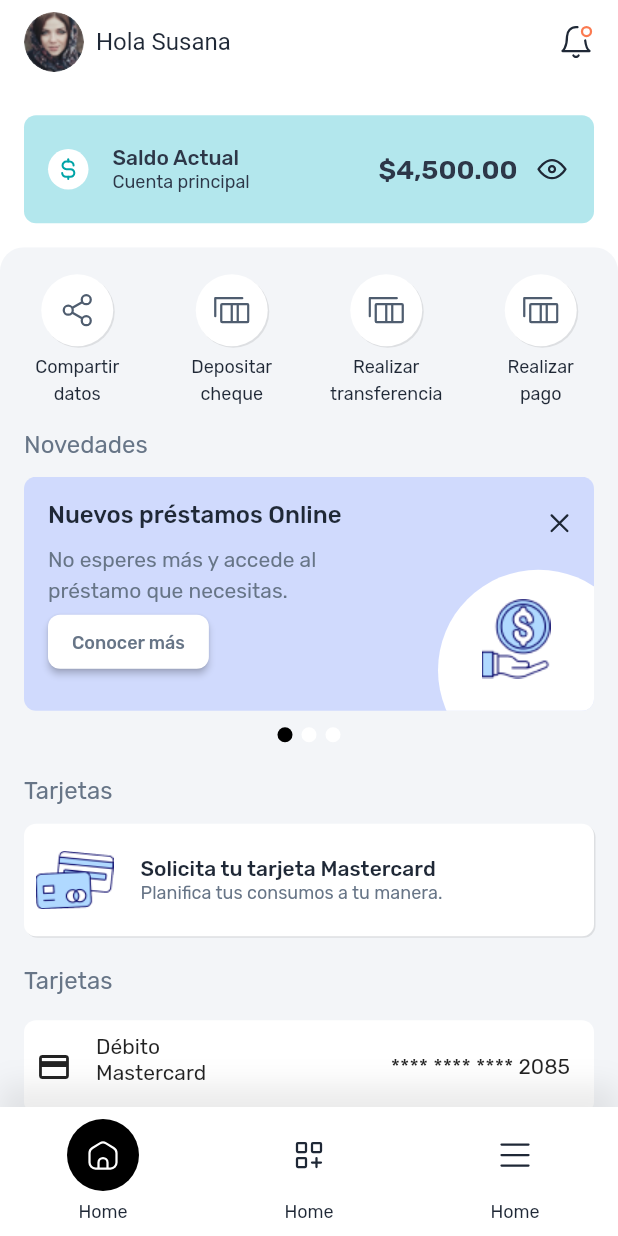
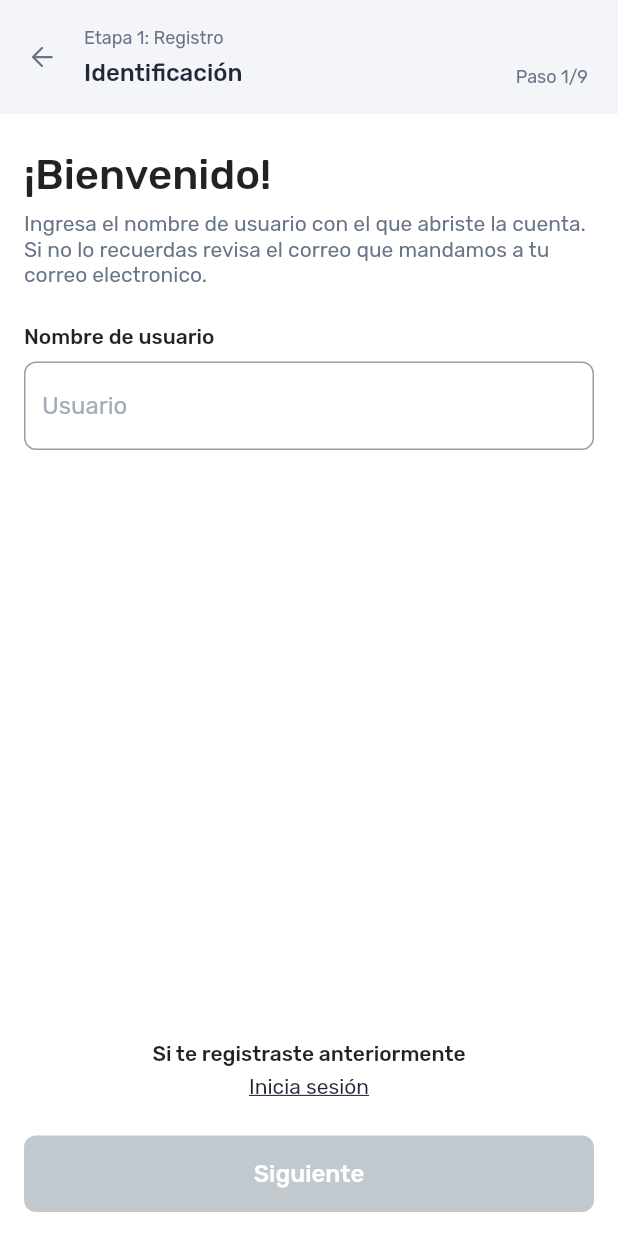
Before and after one commit to DCAccusys/facebank, a Flutter app: the screen it shows after launch, on a phone screen of 412 x 824 dp. Run offline on Flutter 3.47's test engine with Material 2 defaults, Android fonts, the phone set to English and light mode, and no system bars; drawn by our look-alikes of card_swiper; our stand-ins replace flutter_keyboard_visibility, flutter_svg, get, google_fonts.

Commit message:
Features - Register:   - Step 1 Completed

```diff
--- a/lib/main.dart
+++ b/lib/main.dart
@@ -1,4 +1,6 @@
 import 'package:facebank/src/config/themes/app_theme.dart';
+import 'package:facebank/src/presentation/pages/auth/register/register_binding.dart';
+import 'package:facebank/src/presentation/pages/auth/register/register_page.dart';
 import 'package:facebank/src/presentation/pages/home/home_binding.dart';
 import 'package:facebank/src/presentation/pages/home/home_page.dart';
 import 'package:flutter/material.dart';
@@ -13,8 +15,9 @@ class MyApp extends StatelessWidget {
     return GetMaterialApp(
       debugShowCheckedModeBanner: false,
       title: 'Facebank',
-      home: HomePage(),
-      initialBinding: HomeBinding(),
+      home: RegisterPage(),
+      // initialBinding: HomeBinding(),
+      initialBinding: RegisterBinding(),
       theme: AppTheme.light(context),
     );
   }
--- /dev/null
+++ b/lib/src/config/constants/colors.dart
@@ -0,0 +1,13 @@
+import 'package:flutter/material.dart';
+
+final textDefaultColor = Color(0xff1F2836);
+final textLighterColor = Color(0xff677587);
+final textDisabledColor = Color(0xffA1ACB7);
+
+final borderDefaultColor = Color(0xffDBE4ED);
+
+final cardPrimaryDefaultColor = Color(0xffB3E7ED);
+final aPrimaryDisabled = Color(0xffC1C8CE);
+final textOnbuttonDisabled = Color(0xffFFFFFF);
+
+final brandMain = Color(0xff15AFB9);
--- /dev/null
+++ b/lib/src/config/constants/fonts_styles.dart
@@ -0,0 +1,51 @@
+import 'package:flutter/cupertino.dart';
+
+class CustomFontStyle {
+  static text400Normal12px(Color textColor, {bool? letterSpacing}) => TextStyle(
+        fontSize: 12,
+        fontWeight: FontWeight.w400,
+        letterSpacing: letterSpacing ?? false ? 0.1 : null,
+        color: textColor,
+        fontStyle: FontStyle.normal,
+      );
+  static text400Normal14px(Color textColor,
+          {bool? letterSpacing, bool? withUnderline}) =>
+      TextStyle(
+        fontSize: 14,
+        fontWeight: FontWeight.w400,
+        letterSpacing: letterSpacing ?? false ? 0.1 : null,
+        color: textColor,
+        fontStyle: FontStyle.normal,
+        decoration: withUnderline ?? false ? TextDecoration.underline : null,
+      );
+  static text400Normal16px(Color textColor,
+          {bool? letterSpacing, bool? withUnderline}) =>
+      TextStyle(
+        fontSize: 16,
+        fontWeight: FontWeight.w400,
+        letterSpacing: letterSpacing ?? false ? 0.1 : null,
+        color: textColor,
+        fontStyle: FontStyle.normal,
+        decoration: withUnderline ?? false ? TextDecoration.underline : null,
+      );
+
+  static text500Normal16px(Color textColor, {bool? letterSpacing}) => TextStyle(
+        fontSize: 16,
+        fontWeight: FontWeight.w500,
+        fontStyle: FontStyle.normal,
+        color: textColor,
+      );
+
+  static text500Normal14px(Color textColor, {bool? letterSpacing}) => TextStyle(
+        fontSize: 14,
+        fontWeight: FontWeight.w500,
+        fontStyle: FontStyle.normal,
+        letterSpacing: letterSpacing ?? false ? 0.1 : null,
+      );
+
+  static text500Normal28px(Color textColor, {bool? letterSpacing}) => TextStyle(
+        fontSize: 28,
+        fontWeight: FontWeight.w500,
+        fontStyle: FontStyle.normal,
+      );
+}
--- a/lib/src/config/themes/app_theme.dart
+++ b/lib/src/config/themes/app_theme.dart
@@ -1,4 +1,4 @@
-import 'package:facebank/src/presentation/utils/common_functions.dart';
+import 'package:facebank/src/core/common_functions.dart';
 import 'package:flutter/material.dart';
 import 'package:google_fonts/google_fonts.dart';
 
--- a/lib/src/presentation/utils/common_functions.dart
+++ b/lib/src/core/common_functions.dart
@@ -27,4 +27,12 @@ class CommonFunctions {
     });
     return MaterialColor(color.value, swatch);
   }
+
+  bool isKeyboardVisible() {
+    if (WidgetsBinding.instance.window.viewInsets.bottom > 0.0) {
+      return true;
+    } else {
+      return false;
+    }
+  }
 }
--- /dev/null
+++ b/lib/src/core/fade_in_indexed_stack.dart
@@ -0,0 +1,56 @@
+import 'package:flutter/material.dart';
+
+class FadeIndexedStack extends StatefulWidget {
+  final int index;
+  final List<Widget> children;
+  final Duration duration;
+
+  const FadeIndexedStack({
+    Key? key,
+    required this.index,
+    required this.children,
+    this.duration = const Duration(
+      milliseconds: 800,
+    ),
+  }) : super(key: key);
+
+  @override
+  _FadeIndexedStackState createState() => _FadeIndexedStackState();
+}
+
+class _FadeIndexedStackState extends State<FadeIndexedStack>
+    with SingleTickerProviderStateMixin {
+  AnimationController? _controller;
+
+  @override
+  void didUpdateWidget(FadeIndexedStack oldWidget) {
+    if (widget.index != oldWidget.index) {
+      _controller?.forward(from: 0.0);
+    }
+    super.didUpdateWidget(oldWidget);
+  }
+
+  @override
+  void initState() {
+    _controller = AnimationController(vsync: this, duration: widget.duration);
+    _controller?.forward();
+    super.initState();
+  }
+
+  @override
+  void dispose() {
+    _controller?.dispose();
+    super.dispose();
+  }
+
+  @override
+  Widget build(BuildContext context) {
+    return FadeTransition(
+      opacity: _controller!,
+      child: IndexedStack(
+        index: widget.index,
+        children: widget.children,
+      ),
+    );
+  }
+}
--- /dev/null
+++ b/lib/src/presentation/pages/auth/register/register_binding.dart
@@ -0,0 +1,9 @@
+import 'package:facebank/src/presentation/pages/auth/register/register_controller.dart';
+import 'package:get/get.dart';
+
+class RegisterBinding implements Bindings {
+  @override
+  void dependencies() {
+    Get.lazyPut(() => RegisterController());
+  }
+}
--- /dev/null
+++ b/lib/src/presentation/pages/auth/register/register_controller.dart
@@ -0,0 +1,56 @@
+import 'package:flutter/cupertino.dart';
+import 'package:get/get.dart';
+import 'package:flutter_keyboard_visibility/flutter_keyboard_visibility.dart';
+import 'dart:async';
+
+class RegisterController extends GetxController {
+  late StreamSubscription<bool> keyboardSubscription;
+  RxBool isKeyboardVisible = false.obs;
+
+  /* INIT- Step1 Variables */
+  TextEditingController userNameInputText = new TextEditingController();
+  RxBool isNextButtonEnabled = false.obs;
+  /* END- Step1 Variables */
+
+  @override
+  void onReady() {
+    var keyboardVisibilityController = KeyboardVisibilityController();
+
+    keyboardVisibilityController.onChange.listen((bool visible) {
+      this.isKeyboardVisible.value = visible;
+    });
+
+    /* INIT- Step1 Listener */
+
+    userNameInputText.addListener(() {
+      this.isNextButtonEnabled.value = this.userNameInputText.text.length != 0;
+    });
+
+    /* END- Step1 Listener */
+    super.onReady();
+  }
+
+  @override
+  void onClose() {
+    userNameInputText.dispose();
+    keyboardSubscription.cancel();
+    super.onClose();
+  }
+
+  // Common functions
+  void backButtonClicked(){
+
+  }
+
+  /* INIT- Step1 methods */
+  void nextButtonClicked() {
+
+  }
+
+  void returnToLoginPage() {
+    print('Return to login page');
+  }
+
+  /* END- Step1 methods */
+
+}
--- /dev/null
+++ b/lib/src/presentation/pages/auth/register/register_page.dart
@@ -0,0 +1,91 @@
+import 'package:facebank/src/config/constants/colors.dart';
+import 'package:facebank/src/config/constants/fonts_styles.dart';
+import 'package:facebank/src/core/fade_in_indexed_stack.dart';
+import 'package:facebank/src/presentation/pages/auth/register/register_controller.dart';
+import 'package:facebank/src/presentation/pages/auth/register/steps/step_1.dart';
+import 'package:flutter/material.dart';
+import 'package:flutter_svg/flutter_svg.dart';
+import 'package:get/get.dart';
+
+class RegisterPage extends GetView<RegisterController> {
+  @override
+  Widget build(BuildContext context) {
+    return Scaffold(
+      body: SafeArea(
+        child: WillPopScope(
+          onWillPop: () async {
+            controller.backButtonClicked();
+            return true;
+          },
+          child: Column(
+            children: [
+              Container(
+                padding: EdgeInsets.only(
+                  right: 20,
+                  bottom: 18,
+                  top: 18,
+                  left: 16,
+                ),
+                width: double.infinity,
+                height: 76,
+                color: Color(0xffF3F5F8),
+                child: Row(
+                  children: [
+                    GestureDetector(
+                      onTap: controller.backButtonClicked,
+                      child: SvgPicture.asset(
+                          'assets/images/svg/icon-container.svg'),
+                    ),
+                    SizedBox(
+                      width: 16,
+                    ),
+                    Expanded(
+                      child: Column(
+                        crossAxisAlignment: CrossAxisAlignment.start,
+                        mainAxisAlignment: MainAxisAlignment.spaceBetween,
+                        children: [
+                          Text(
+                            'Etapa 1: Registro',
+                            style: CustomFontStyle.text400Normal12px(
+                              textLighterColor,
+                            ),
+                          ),
+                          Text(
+                            'Identificación',
+                            style: CustomFontStyle.text500Normal16px(
+                              textDefaultColor,
+                            ),
+                          )
+                        ],
+                      ),
+                    ),
+                    Column(
+                      mainAxisAlignment: MainAxisAlignment.end,
+                      crossAxisAlignment: CrossAxisAlignment.end,
+                      children: [
+                        Text(
+                          'Paso 1/9',
+                          style: CustomFontStyle.text400Normal12px(
+                            textLighterColor,
+                          ),
+                        ),
+                      ],
+                    )
+                  ],
+                ),
+              ),
+              Expanded(
+                child: FadeIndexedStack(
+                  index: 0,
+                  children: [
+                    Step1(),
+                  ],
+                ),
+              ),
+            ],
+          ),
+        ),
+      ),
+    );
+  }
+}
--- /dev/null
+++ b/lib/src/presentation/pages/auth/register/steps/step_1.dart
@@ -0,0 +1,93 @@
+import 'package:facebank/src/config/constants/colors.dart';
+import 'package:facebank/src/config/constants/fonts_styles.dart';
+import 'package:flutter/material.dart';
+import 'package:get/get.dart';
+
+import '../../../../widgets/custom_button.dart';
+import '../../../../widgets/custom_input_field.dart';
+import '../../../../widgets/underline_text_button.dart';
+import '../register_controller.dart';
+
+class Step1 extends StatelessWidget {
+  @override
+  Widget build(BuildContext context) {
+    final RegisterController controller = Get.find<RegisterController>();
+    return Container(
+      width: double.infinity,
+      height: double.infinity,
+      padding: EdgeInsets.only(
+        left: 16,
+        right: 16,
+        bottom: 16,
+        top: 24,
+      ),
+      child: Obx(
+        () => Column(
+          crossAxisAlignment: CrossAxisAlignment.start,
+          children: [
+            Text(
+              '¡Bienvenido!',
+              style: CustomFontStyle.text500Normal28px(
+                textDefaultColor,
+              ),
+            ),
+            SizedBox(
+              height: 8,
+            ),
+            Text(
+              'Ingresa el nombre de usuario con el que abriste la cuenta. Si no lo recuerdas revisa el correo que mandamos a tu correo electronico.',
+              style: CustomFontStyle.text400Normal14px(
+                textLighterColor,
+              ),
+            ),
+            SizedBox(
+              height: 24,
+            ),
+            CustomInputField(
+              textController: controller.userNameInputText,
+              text: 'Nombre de usuario',
+              placeholder: 'Usuario',
+            ),
+            Spacer(),
+            Visibility(
+              visible: !controller.isKeyboardVisible.value,
+              child: Container(
+                width: double.infinity,
+                child: Text(
+                  'Si te registraste anteriormente',
+                  style: CustomFontStyle.text500Normal14px(
+                    textDefaultColor,
+                  ),
+                  textAlign: TextAlign.center,
+                ),
+              ),
+            ),
+            SizedBox(
+              height: 5,
+            ),
+            Visibility(
+              visible: !controller.isKeyboardVisible.value,
+              child: UnderlineTextButton(
+                text: 'Inicia sesión',
+                onPressed: controller.returnToLoginPage,
+              ),
+            ),
+            SizedBox(
+              height: 24,
+            ),
+            Visibility(
+              visible: !controller.isKeyboardVisible.value,
+              child: CutomButton(
+                onPressed: controller.isNextButtonEnabled.value ? controller.nextButtonClicked : null,
+                text: 'Siguiente',
+                buttonColor: controller.isNextButtonEnabled.value
+                    ? brandMain
+                    : aPrimaryDisabled,
+              ),
+            ),
+          ],
+        ),
+      ),
+    );
+  }
+}
--- /dev/null
+++ b/lib/src/presentation/widgets/custom_button.dart
@@ -0,0 +1,44 @@
+import 'package:flutter/material.dart';
+
+import '../../config/constants/colors.dart';
+import '../../config/constants/fonts_styles.dart';
+
+class CutomButton extends StatelessWidget {
+  final String text;
+  final VoidCallback? onPressed;
+  final Color? buttonColor;
+  final Color? textColor;
+
+  const CutomButton({
+    super.key,
+    this.onPressed,
+    required this.text,
+    this.buttonColor,
+    this.textColor,
+  });
+
+  @override
+  Widget build(BuildContext context) {
+    return GestureDetector(
+      onTap: this.onPressed,
+      child: Container(
+        width: double.infinity,
+        padding: EdgeInsets.symmetric(
+          vertical: 16,
+        ),
+        decoration: BoxDecoration(
+          color: this.buttonColor ?? aPrimaryDisabled,
+          borderRadius: BorderRadius.circular(8),
+        ),
+        child: Center(
+          child: Text(
+            this.text,
+            style: CustomFontStyle.text500Normal16px(
+              this.textColor ?? textOnbuttonDisabled,
+            ),
+          ),
+        ),
+      ),
+    );
+  }
+}
--- /dev/null
+++ b/lib/src/presentation/widgets/custom_input_field.dart
@@ -0,0 +1,79 @@
+import 'package:flutter/material.dart';
+
+import '../../config/constants/colors.dart';
+import '../../config/constants/fonts_styles.dart';
+
+class CustomInputField extends StatelessWidget {
+  final String text;
+  final String placeholder;
+  final Color? textColor;
+  final Color? inputTextColor;
+  final Color? placeholderColor;
+  final Color? borderFocusedColor;
+  final Color? borderColor;
+  final TextEditingController? textController;
+  final TextInputAction? textInputAction;
+  final TextInputType? textInputType;
+
+  const CustomInputField({
+    super.key,
+    required this.text,
+    required this.placeholder,
+    this.textColor,
+    this.inputTextColor,
+    this.placeholderColor,
+    this.borderFocusedColor,
+    this.borderColor,
+    this.textController,
+    this.textInputAction,
+    this.textInputType,
+  });
+
+  @override
+  Widget build(BuildContext context) {
+    return Container(
+      child: Column(
+        crossAxisAlignment: CrossAxisAlignment.start,
+        children: [
+          Text(
+            this.text,
+            style: CustomFontStyle.text500Normal14px(
+              this.textColor ?? textDefaultColor,
+            ),
+          ),
+          SizedBox(
+            height: 8,
+          ),
+          TextField(
+            controller: this.textController,
+            textInputAction: this.textInputAction ?? TextInputAction.next,
+            keyboardType: this.textInputType ?? TextInputType.text,
+            style: CustomFontStyle.text500Normal16px( this.inputTextColor ?? textDefaultColor),
+            decoration: InputDecoration(
+              border: OutlineInputBorder(
+                borderSide: BorderSide(
+                  color: this.borderColor ?? borderDefaultColor,
+                  style: BorderStyle.solid,
+                  width: 1,
+                ),
+                borderRadius: BorderRadius.circular(8),
+              ),
+              focusedBorder: OutlineInputBorder(
+                borderSide: BorderSide(
+                  color: this.borderFocusedColor ?? cardPrimaryDefaultColor,
+                  style: BorderStyle.solid,
+                  width: 1,
+                ),
+                borderRadius: BorderRadius.circular(8),
+              ),
+              hintText: this.placeholder,
+              hintStyle: CustomFontStyle.text400Normal16px(
+                this.placeholderColor ?? textDisabledColor,
+              ),
+            ),
+          )
+        ],
+      ),
+    );
+  }
+}
--- /dev/null
+++ b/lib/src/presentation/widgets/underline_text_button.dart
@@ -0,0 +1,35 @@
+import 'package:flutter/material.dart';
+
+import '../../config/constants/colors.dart';
+import '../../config/constants/fonts_styles.dart';
+
+class UnderlineTextButton extends StatelessWidget {
+  final VoidCallback onPressed;
+  final String text;
+  final Color? textColor;
+
+  const UnderlineTextButton({
+    super.key,
+    required this.onPressed,
+    required this.text,
+    this.textColor,
+  });
+
+  @override
+  Widget build(BuildContext context) {
+    return GestureDetector(
+      onTap: this.onPressed,
+      child: Container(
+        width: double.infinity,
+        child: Text(
+          this.text,
+          style: CustomFontStyle.text400Normal14px(
+            this.textColor ?? textDefaultColor,
+            withUnderline: true,
+          ),
+          textAlign: TextAlign.center,
+        ),
+      ),
+    );
+  }
+}
--- a/pubspec.yaml
+++ b/pubspec.yaml
@@ -31,6 +31,7 @@ dependencies:
   cupertino_icons: ^1.0.2
   flutter:
     sdk: flutter
+  flutter_keyboard_visibility: ^5.3.0
   flutter_svg: ^1.1.0
   get: ^4.6.5
   google_fonts: ^3.0.1
@@ -52,6 +53,7 @@ flutter:
   # To add assets to your application, add an assets section, like this:
   assets:
     - assets/images/
+    - assets/images/svg/
   #   - images/a_dot_ham.jpeg
   # An image asset can refer to one or more resolution-specific "variants", see
   # https://flutter.dev/assets-and-images/#resolution-aware
```
Also changed, not shown: assets/images/svg/icon-container.svg (added), pubspec.lock.
